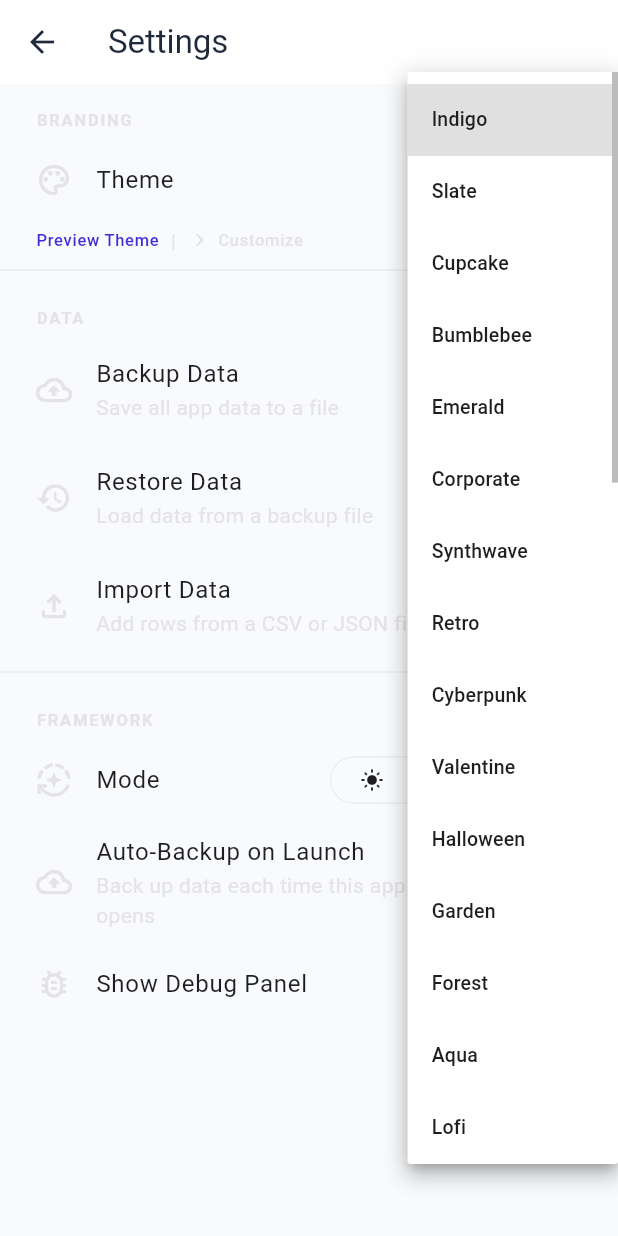
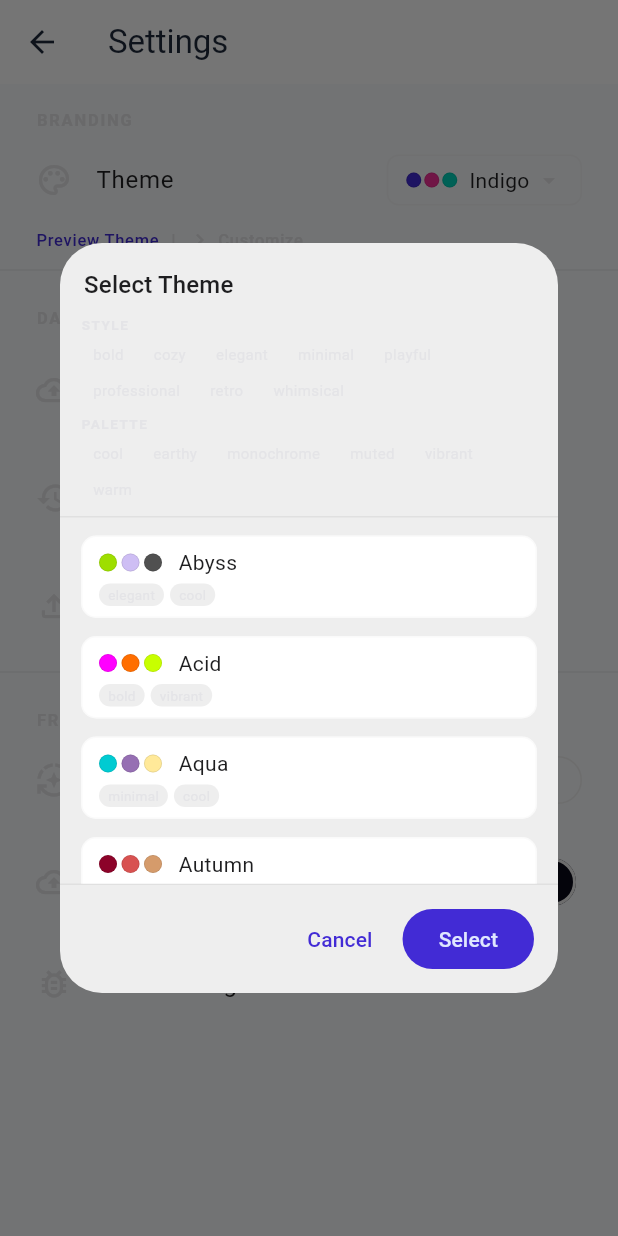
Before and after one commit to One-does-simply/Frameworks, a Flutter app: the SettingsScreen screen opened directly with empty values, after a tap on "Indigo", on a phone screen of 412 x 824 dp. Run offline on Flutter 3.47's test engine with Material 3 defaults, Android fonts, the phone set to English and light mode, and no system bars; our stand-ins replace file_picker, fl_chart, sqflite_common_ffi; accounts and stored records are empty; network calls fail; Roboto replaces fonts that are missing (Segoe UI).

Commit message:
Extract reusable theme picker components, replace plain dropdowns in all settings screens with catalog-driven picker with color previews, tag filtering, and alphabetical sorting
Co-Authored-By: Claude Opus 4.6 <noreply@anthropic.com>

````diff
--- a/flutter-local/lib/screens/settings_screen.dart
+++ b/flutter-local/lib/screens/settings_screen.dart
@@ -15,6 +15,7 @@ import '../models/ods_branding.dart';
 import '../renderer/snackbar_helper.dart';
 import '../screens/app_tour_dialog.dart';
 import '../screens/user_management_screen.dart';
+import '../widgets/theme_picker_dialog.dart';
 
 /// Full-page settings screen for the Flutter Local framework.
 ///
@@ -786,14 +787,6 @@ class _BrandingSectionState extends State<_BrandingSection> {
   late String _theme;
   bool _customizeOpen = false;
 
-  static const _themeNames = [
-    'indigo','slate','cupcake','bumblebee','emerald','corporate','synthwave','retro',
-    'cyberpunk','valentine','halloween','garden','forest','aqua','lofi','pastel',
-    'fantasy','wireframe','black','luxury','dracula','cmyk','autumn','business',
-    'acid','lemonade','night','coffee','winter','dim','nord','sunset',
-    'caramellatte','abyss','silk','parchment','terracotta','ocean','peach','walnut',
-  ];
-
   static const _customizableTokens = [
     ('primary', 'Primary', 'Main action color — buttons, links, active states.'),
     ('secondary', 'Secondary', 'Supporting color — secondary buttons, tags.'),
@@ -989,24 +982,12 @@ class _BrandingSectionState extends State<_BrandingSection> {
     return Column(
       children: [
         // Theme selector
-        ListTile(
-          leading: const Icon(Icons.palette_outlined),
-          title: const Text('Theme'),
-          contentPadding: const EdgeInsets.symmetric(horizontal: 24),
-          trailing: DropdownButton<String>(
-            value: _themeNames.contains(_theme) ? _theme : 'indigo',
-            underline: const SizedBox.shrink(),
-            items: _themeNames.map((t) => DropdownMenuItem(
-              value: t,
-              child: Text(t[0].toUpperCase() + t.substring(1), style: const TextStyle(fontSize: 13)),
-            )).toList(),
-            onChanged: (v) {
-              if (v != null) {
-                setState(() => _theme = v);
-                _save();
-              }
-            },
-          ),
+        ThemePickerTile(
+          currentTheme: _theme,
+          onThemeChanged: (v) {
+            setState(() => _theme = v);
+            _save();
+          },
         ),
         // Customize toggle
         Padding(
--- /dev/null
+++ b/flutter-local/lib/widgets/theme_picker_dialog.dart
@@ -0,0 +1,556 @@
+import 'package:flutter/material.dart';
+
+import '../engine/theme_resolver.dart';
+
+// ---------------------------------------------------------------------------
+// ThemePickerDialog — reusable theme selection dialog with filter chips
+// ---------------------------------------------------------------------------
+
+/// A dialog that displays the full theme catalog with Style/Palette filter
+/// chips and alphabetically sorted theme cards with color-dot previews.
+///
+/// Returns the selected theme name via [Navigator.pop], or `null` if the user
+/// cancels.
+///
+/// Usage:
+/// ```dart
+/// final picked = await showDialog<String>(
+///   context: context,
+///   builder: (_) => ThemePickerDialog(initialTheme: 'indigo'),
+/// );
+/// ```
+class ThemePickerDialog extends StatefulWidget {
+  final String initialTheme;
+
+  const ThemePickerDialog({super.key, required this.initialTheme});
+
+  @override
+  State<ThemePickerDialog> createState() => _ThemePickerDialogState();
+}
+
+class _ThemePickerDialogState extends State<ThemePickerDialog> {
+  List<Map<String, dynamic>> _catalog = [];
+  bool _loading = true;
+  late String _selected;
+
+  String? _activeStyle;
+  String? _activePalette;
+
+  @override
+  void initState() {
+    super.initState();
+    _selected = widget.initialTheme;
+    _loadCatalog();
+  }
+
+  Future<void> _loadCatalog() async {
+    final catalog = await ThemeResolver.loadCatalog();
+    if (!mounted) return;
+    setState(() {
+      _catalog = catalog;
+      _loading = false;
+    });
+  }
+
+  // Helpers to extract tags from a catalog entry (supports object format).
+  static String? _getStyle(Map<String, dynamic> entry) {
+    final tags = entry['tags'];
+    if (tags is Map) return tags['style'] as String?;
+    return null;
+  }
+
+  static String? _getPalette(Map<String, dynamic> entry) {
+    final tags = entry['tags'];
+    if (tags is Map) return tags['palette'] as String?;
+    return null;
+  }
+
+  @override
+  Widget build(BuildContext context) {
+    final theme = Theme.of(context);
+
+    if (_loading) {
+      return Dialog(
+        child: SizedBox(
+          width: 400,
+          height: 500,
+          child: const Center(child: CircularProgressIndicator()),
+        ),
+      );
+    }
+
+    // Collect unique styles and palettes.
+    final allStyles = <String>{};
+    final allPalettes = <String>{};
+    for (final entry in _catalog) {
+      final s = _getStyle(entry);
+      final p = _getPalette(entry);
+      if (s != null) allStyles.add(s);
+      if (p != null) allPalettes.add(p);
+    }
+    final sortedStyles = allStyles.toList()..sort();
+    final sortedPalettes = allPalettes.toList()..sort();
+
+    // Filter and sort.
+    final filtered = _catalog.where((entry) {
+      if (_activeStyle != null && _getStyle(entry) != _activeStyle) return false;
+      if (_activePalette != null && _getPalette(entry) != _activePalette) {
+        return false;
+      }
+      return true;
+    }).toList()
+      ..sort((a, b) => ((a['displayName'] ?? a['name']) as String)
+          .compareTo((b['displayName'] ?? b['name']) as String));
+
+    return Dialog(
+      child: SizedBox(
+        width: 400,
+        height: 500,
+        child: Column(
+          crossAxisAlignment: CrossAxisAlignment.stretch,
+          children: [
+            // Title
+            Padding(
+              padding: const EdgeInsets.fromLTRB(16, 16, 16, 8),
+              child: Text('Select Theme', style: theme.textTheme.titleMedium),
+            ),
+
+            // Filter chips
+            Padding(
+              padding: const EdgeInsets.fromLTRB(14, 0, 14, 8),
+              child: Column(
+                crossAxisAlignment: CrossAxisAlignment.start,
+                children: [
+                  if (sortedStyles.isNotEmpty) ...[
+                    Text(
+                      'STYLE',
+                      style: TextStyle(
+                        fontSize: 9,
+                        fontWeight: FontWeight.w600,
+                        letterSpacing: 1,
+                        color: theme.colorScheme.onSurfaceVariant,
+                      ),
+                    ),
+                    const SizedBox(height: 3),
+                    Wrap(
+                      spacing: 4,
+                      runSpacing: 4,
+                      children: [
+                        for (final tag in sortedStyles)
+                          _buildChip(
+                            theme,
+                            tag,
+                            _activeStyle == tag,
+                            () => setState(() => _activeStyle =
+                                _activeStyle == tag ? null : tag),
+                          ),
+                      ],
+                    ),
+                    const SizedBox(height: 6),
+                  ],
+                  if (sortedPalettes.isNotEmpty) ...[
+                    Text(
+                      'PALETTE',
+                      style: TextStyle(
+                        fontSize: 9,
+                        fontWeight: FontWeight.w600,
+                        letterSpacing: 1,
+                        color: theme.colorScheme.onSurfaceVariant,
+                      ),
+                    ),
+                    const SizedBox(height: 3),
+                    Wrap(
+                      spacing: 4,
+                      runSpacing: 4,
+                      children: [
+                        for (final tag in sortedPalettes)
+                          _buildChip(
+                            theme,
+                            tag,
+                            _activePalette == tag,
+                            () => setState(() => _activePalette =
+                                _activePalette == tag ? null : tag),
+                          ),
+                      ],
+                    ),
+                  ],
+                ],
+              ),
+            ),
+
+            const Divider(height: 1),
+
+            // Scrollable theme list
+            Expanded(
+              child: ListView.builder(
+                padding: const EdgeInsets.symmetric(horizontal: 10, vertical: 8),
+                itemCount: filtered.length,
+                itemBuilder: (context, index) {
+                  final entry = filtered[index];
+                  final name = entry['name'] as String;
+                  final displayName = entry['displayName'] as String? ?? name;
+                  final entryTags = entry['tags'];
+                  final tagList = <String>[];
+                  if (entryTags is Map) {
+                    if (entryTags['style'] != null) {
+                      tagList.add(entryTags['style'] as String);
+                    }
+                    if (entryTags['palette'] != null) {
+                      tagList.add(entryTags['palette'] as String);
+                    }
+                  }
+                  final isSelected = name == _selected;
+                  return Padding(
+                    padding: const EdgeInsets.only(bottom: 4),
+                    child: _ThemeCard(
+                      themeName: name,
+                      displayName: displayName,
+                      tags: tagList,
+                      isSelected: isSelected,
+                      onTap: () => setState(() => _selected = name),
+                    ),
+                  );
+                },
+              ),
+            ),
+
+            const Divider(height: 1),
+
+            // Action buttons
+            Padding(
+              padding: const EdgeInsets.symmetric(horizontal: 16, vertical: 12),
+              child: Row(
+                mainAxisAlignment: MainAxisAlignment.end,
+                children: [
+                  TextButton(
+                    onPressed: () => Navigator.pop(context),
+                    child: const Text('Cancel'),
+                  ),
+                  const SizedBox(width: 8),
+                  FilledButton(
+                    onPressed: () => Navigator.pop(context, _selected),
+                    child: const Text('Select'),
+                  ),
+                ],
+              ),
+            ),
+          ],
+        ),
+      ),
+    );
+  }
+
+  Widget _buildChip(
+    ThemeData theme,
+    String label,
+    bool isActive,
+    VoidCallback onTap,
+  ) {
+    return GestureDetector(
+      onTap: onTap,
+      child: Container(
+        padding: const EdgeInsets.symmetric(horizontal: 8, vertical: 3),
+        decoration: BoxDecoration(
+          color: isActive
+              ? theme.colorScheme.primary
+              : theme.colorScheme.surfaceContainerHigh,
+          borderRadius: BorderRadius.circular(12),
+        ),
+        child: Text(
+          label,
+          style: TextStyle(
+            fontSize: 10,
+            color: isActive
+                ? theme.colorScheme.onPrimary
+                : theme.colorScheme.onSurfaceVariant,
+            fontWeight: isActive ? FontWeight.w600 : FontWeight.normal,
+          ),
+        ),
+      ),
+    );
+  }
+}
+
+// ---------------------------------------------------------------------------
+// _ThemeCard — color-dot preview card (extracted from QuickBuild)
+// ---------------------------------------------------------------------------
+
+class _ThemeCard extends StatefulWidget {
+  final String themeName;
+  final String displayName;
+  final List<String> tags;
+  final bool isSelected;
+  final VoidCallback onTap;
+
+  const _ThemeCard({
+    required this.themeName,
+    required this.displayName,
+    this.tags = const [],
+    required this.isSelected,
+    required this.onTap,
+  });
+
+  @override
+  State<_ThemeCard> createState() => _ThemeCardState();
+}
+
+class _ThemeCardState extends State<_ThemeCard> {
+  Color? _primary;
+  Color? _secondary;
+  Color? _accent;
+
+  @override
+  void initState() {
+    super.initState();
+    _loadColors();
+  }
+
+  @override
+  void didUpdateWidget(covariant _ThemeCard oldWidget) {
+    super.didUpdateWidget(oldWidget);
+    if (oldWidget.themeName != widget.themeName) {
+      _primary = null;
+      _secondary = null;
+      _accent = null;
+      _loadColors();
+    }
+  }
+
+  Future<void> _loadColors() async {
+    final theme = await ThemeResolver.loadTheme(widget.themeName);
+    if (theme == null || !mounted) return;
+    final colors = ((theme['light'] ?? theme['dark'])
+        as Map<String, dynamic>?)?['colors'] as Map<String, dynamic>?;
+    if (colors == null) return;
+    setState(() {
+      _primary = ThemeResolver.parseOklch(colors['primary'] as String? ?? '');
+      _secondary =
+          ThemeResolver.parseOklch(colors['secondary'] as String? ?? '');
+      _accent = ThemeResolver.parseOklch(colors['accent'] as String? ?? '');
+    });
+  }
+
+  @override
+  Widget build(BuildContext context) {
+    final theme = Theme.of(context);
+    return Card(
+      elevation: widget.isSelected ? 2 : 0,
+      shape: RoundedRectangleBorder(
+        borderRadius: BorderRadius.circular(10),
+        side: BorderSide(
+          color: widget.isSelected
+              ? theme.colorScheme.primary
+              : theme.colorScheme.outline.withValues(alpha: 0.3),
+          width: widget.isSelected ? 2 : 1,
+        ),
+      ),
+      child: InkWell(
+        borderRadius: BorderRadius.circular(10),
+        onTap: widget.onTap,
+        child: Padding(
+          padding: const EdgeInsets.symmetric(horizontal: 12, vertical: 8),
+          child: Column(
+            crossAxisAlignment: CrossAxisAlignment.start,
+            children: [
+              Row(
+                children: [
+                  if (_primary != null) ...[
+                    _dot(_primary!),
+                    _dot(_secondary ?? _primary!),
+                    _dot(_accent ?? _primary!),
+                    const SizedBox(width: 8),
+                  ],
+                  Expanded(
+                    child: Text(
+                      widget.displayName,
+                      style: theme.textTheme.bodyMedium?.copyWith(
+                        fontWeight:
+                            widget.isSelected ? FontWeight.w600 : FontWeight.w400,
+                      ),
+                      overflow: TextOverflow.ellipsis,
+                    ),
+                  ),
+                  if (widget.isSelected)
+                    Icon(Icons.check_circle,
+                        size: 18, color: theme.colorScheme.primary),
+                ],
+              ),
+              if (widget.tags.isNotEmpty) ...[
+                const SizedBox(height: 4),
+                Wrap(
+                  spacing: 4,
+                  runSpacing: 2,
+                  children: widget.tags
+                      .map((tag) => Container(
+                            padding: const EdgeInsets.symmetric(
+                                horizontal: 6, vertical: 1),
+                            decoration: BoxDecoration(
+                              color: theme.colorScheme.surfaceContainerHigh,
+                              borderRadius: BorderRadius.circular(8),
+                            ),
+                            child: Text(tag,
+                                style: TextStyle(
+                                    fontSize: 9,
+                                    color:
+                                        theme.colorScheme.onSurfaceVariant)),
+                          ))
+                      .toList(),
+                ),
+              ],
+            ],
+          ),
+        ),
+      ),
+    );
+  }
+
+  Widget _dot(Color color) => Container(
+        width: 12,
+        height: 12,
+        margin: const EdgeInsets.only(right: 3),
+        decoration: BoxDecoration(
+          color: color,
+          shape: BoxShape.circle,
+          border: Border.all(color: Colors.black12, width: 0.5),
+        ),
+      );
+}
+
+// ---------------------------------------------------------------------------
+// ThemePickerTile — drop-in ListTile that shows current theme + opens dialog
+// ---------------------------------------------------------------------------
+
+/// A convenience widget that shows the current theme name with color-dot
+/// previews and opens [ThemePickerDialog] when tapped.
+///
+/// [currentTheme] is the currently active theme name.
+/// [onThemeChanged] is called with the newly selected theme name.
+class ThemePickerTile extends StatefulWidget {
+  final String currentTheme;
+  final ValueChanged<String> onThemeChanged;
+
+  /// Optional leading icon (defaults to [Icons.palette_outlined]).
+  final IconData icon;
+
+  /// Optional title text (defaults to "Theme").
+  final String title;
+
+  /// Optional subtitle text.
+  final String? subtitle;
+
+  const ThemePickerTile({
+    super.key,
+    required this.currentTheme,
+    required this.onThemeChanged,
+    this.icon = Icons.palette_outlined,
+    this.title = 'Theme',
+    this.subtitle,
+  });
+
+  @override
+  State<ThemePickerTile> createState() => _ThemePickerTileState();
+}
+
+class _ThemePickerTileState extends State<ThemePickerTile> {
+  Color? _primary;
+  Color? _secondary;
+  Color? _accent;
+
+  @override
+  void initState() {
+    super.initState();
+    _loadColors();
+  }
+
+  @override
+  void didUpdateWidget(covariant ThemePickerTile oldWidget) {
+    super.didUpdateWidget(oldWidget);
+    if (oldWidget.currentTheme != widget.currentTheme) {
+      _primary = null;
+      _secondary = null;
+      _accent = null;
+      _loadColors();
+    }
+  }
+
+  Future<void> _loadColors() async {
+    final theme = await ThemeResolver.loadTheme(widget.currentTheme);
+    if (theme == null || !mounted) return;
+    final colors = ((theme['light'] ?? theme['dark'])
+        as Map<String, dynamic>?)?['colors'] as Map<String, dynamic>?;
+    if (colors == null) return;
+    setState(() {
+      _primary = ThemeResolver.parseOklch(colors['primary'] as String? ?? '');
+      _secondary =
+          ThemeResolver.parseOklch(colors['secondary'] as String? ?? '');
+      _accent = ThemeResolver.parseOklch(colors['accent'] as String? ?? '');
+    });
+  }
+
+  Future<void> _openPicker() async {
+    final picked = await showDialog<String>(
+      context: context,
+      builder: (_) => ThemePickerDialog(initialTheme: widget.currentTheme),
+    );
+    if (picked != null && picked != widget.currentTheme) {
+      widget.onThemeChanged(picked);
+    }
+  }
+
+  @override
+  Widget build(BuildContext context) {
+    final theme = Theme.of(context);
+    final displayName = widget.currentTheme.isNotEmpty
+        ? widget.currentTheme[0].toUpperCase() + widget.currentTheme.substring(1)
+        : widget.currentTheme;
+
+    return ListTile(
+      leading: Icon(widget.icon),
+      title: Text(widget.title),
+      subtitle: widget.subtitle != null ? Text(widget.subtitle!) : null,
+      contentPadding: const EdgeInsets.symmetric(horizontal: 24),
+      trailing: InkWell(
+        borderRadius: BorderRadius.circular(8),
+        onTap: _openPicker,
+        child: Container(
+          padding: const EdgeInsets.symmetric(horizontal: 12, vertical: 6),
+          decoration: BoxDecoration(
+            border: Border.all(
+                color: theme.colorScheme.outline.withValues(alpha: 0.4)),
+            borderRadius: BorderRadius.circular(8),
+          ),
+          child: Row(
+            mainAxisSize: MainAxisSize.min,
+            children: [
+              if (_primary != null) ...[
+                _dot(_primary!),
+                _dot(_secondary ?? _primary!),
+                _dot(_accent ?? _primary!),
+                const SizedBox(width: 6),
+              ],
+              Text(
+                displayName,
+                style: theme.textTheme.bodyMedium,
+              ),
+              const SizedBox(width: 4),
+              Icon(Icons.arrow_drop_down,
+                  size: 18, color: theme.colorScheme.onSurfaceVariant),
+            ],
+          ),
+        ),
+      ),
+      onTap: _openPicker,
+    );
+  }
+
+  Widget _dot(Color color) => Container(
+        width: 10,
+        height: 10,
+        margin: const EdgeInsets.only(right: 2),
+        decoration: BoxDecoration(
+          color: color,
+          shape: BoxShape.circle,
+          border: Border.all(color: Colors.black12, width: 0.5),
+        ),
+      );
+}
````
Also changed, not shown: flutter-local/lib/screens/framework_settings_screen.dart (+9 -33 lines), 3 other files.
